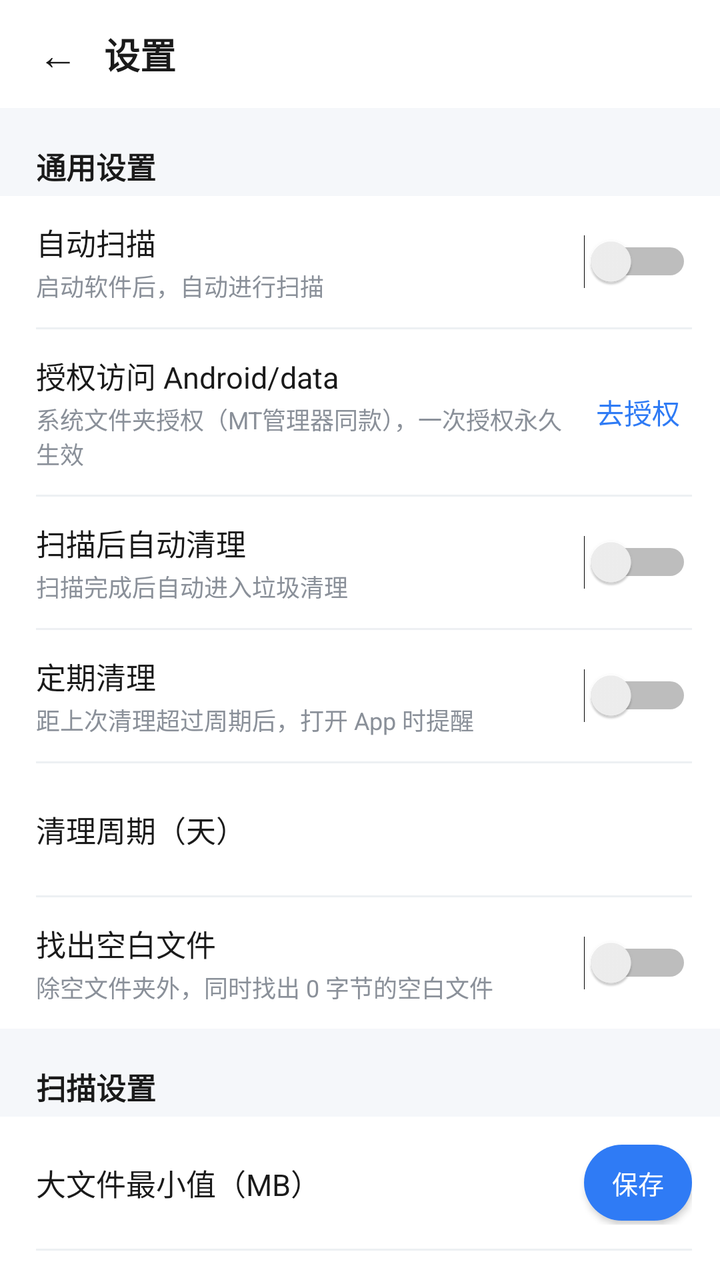
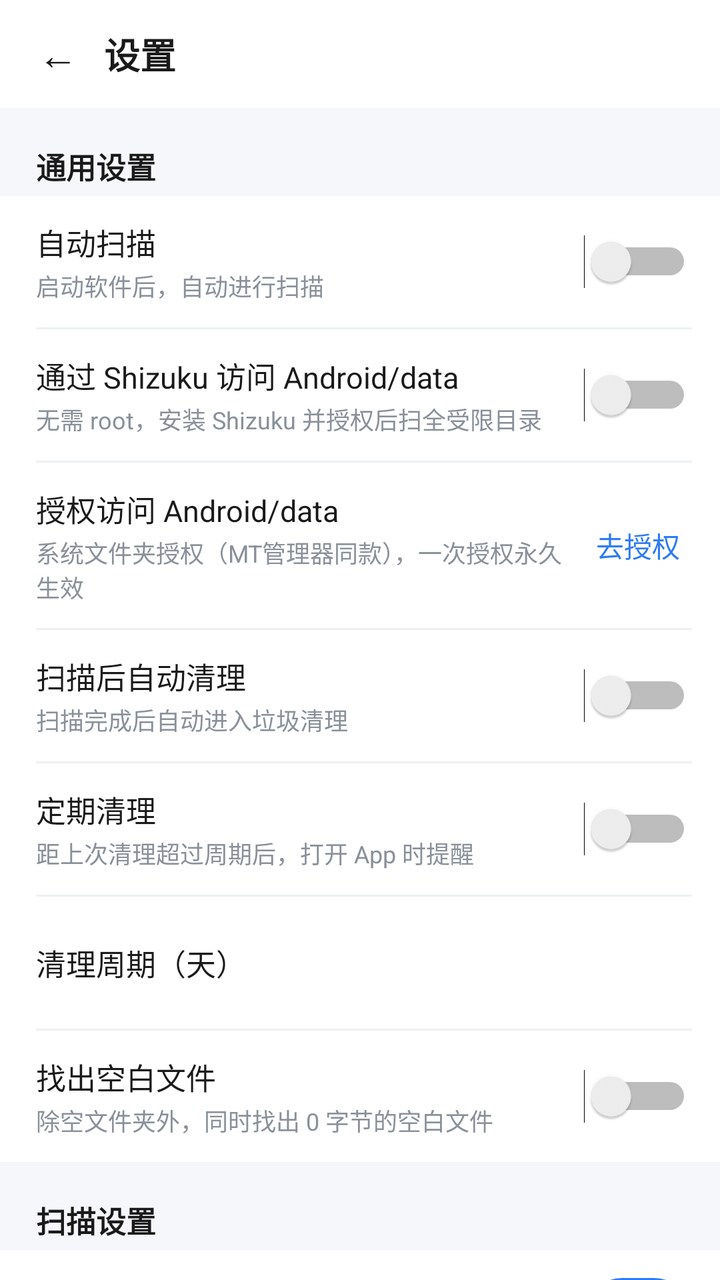

The first picture is an Android layout as it rendered before a commit; the second is the same layout after the commit. The layout source and the unified diff follow.
<!-- AndroidManifest.xml: application theme Theme.Clean -->
<!-- res/layout/activity_settings.xml -->
<?xml version="1.0" encoding="utf-8"?>
<LinearLayout xmlns:android="http://schemas.android.com/apk/res/android"
    android:layout_width="match_parent"
    android:layout_height="match_parent"
    android:orientation="vertical"
    android:fitsSystemWindows="true"
    android:background="@color/bg">

    
    <LinearLayout
        android:layout_width="match_parent"
        android:layout_height="54dp"
        android:orientation="horizontal"
        android:gravity="center_vertical"
        android:background="@color/card"
        android:paddingStart="6dp"
        android:paddingEnd="12dp">

        <TextView
            android:id="@+id/btnBack"
            android:layout_width="46dp"
            android:layout_height="46dp"
            android:gravity="center"
            android:text="←"
            android:textSize="20sp"
            android:textColor="@color/text_main" />

        <TextView
            android:layout_width="wrap_content"
            android:layout_height="wrap_content"
            android:text="设置"
            style="@style/TextTitle" />
    </LinearLayout>

    <ScrollView
        android:layout_width="match_parent"
        android:layout_height="match_parent"
        android:scrollbars="none">

        <LinearLayout
            android:layout_width="match_parent"
            android:layout_height="wrap_content"
            android:orientation="vertical"
            android:paddingBottom="32dp">

            
            <TextView
                android:layout_width="wrap_content"
                android:layout_height="wrap_content"
                android:layout_marginStart="18dp"
                android:layout_marginTop="18dp"
                android:layout_marginBottom="4dp"
                android:text="通用设置"
                style="@style/TextSection" />

            <LinearLayout
                android:layout_width="match_parent"
                android:layout_height="wrap_content"
                android:orientation="vertical"
                android:background="@color/card"
                android:paddingStart="18dp"
                android:paddingEnd="14dp">

                <LinearLayout
                    android:layout_width="match_parent"
                    android:layout_height="wrap_content"
                    android:orientation="horizontal"
                    android:gravity="center_vertical"
                    android:paddingTop="12dp"
                    android:paddingBottom="12dp">

                    <LinearLayout
                        android:layout_width="0dp"
                        android:layout_height="wrap_content"
                        android:layout_weight="1"
                        android:orientation="vertical">

                        <TextView
                            android:layout_width="wrap_content"
                            android:layout_height="wrap_content"
                            android:text="自动扫描"
                            android:textSize="15sp"
                            android:textColor="@color/text_main" />

                        <TextView
                            android:layout_width="wrap_content"
                            android:layout_height="wrap_content"
                            android:layout_marginTop="2dp"
                            android:text="启动软件后，自动进行扫描"
                            android:textSize="12sp"
                            android:textColor="@color/text_secondary" />
                    </LinearLayout>

                    <Switch
                        android:id="@+id/swAutoScan"
                        android:layout_width="wrap_content"
                        android:layout_height="wrap_content" />
                </LinearLayout>

                <View
                    android:layout_width="match_parent"
                    android:layout_height="1dp"
                    android:background="@color/divider" />

                <LinearLayout
                    android:layout_width="match_parent"
                    android:layout_height="wrap_content"
                    android:orientation="horizontal"
                    android:gravity="center_vertical"
                    android:paddingTop="12dp"
                    android:paddingBottom="12dp">

                    <LinearLayout
                        android:layout_width="0dp"
                        android:layout_height="wrap_content"
                        android:layout_weight="1"
                        android:orientation="vertical">

                        <TextView
                            android:layout_width="wrap_content"
                            android:layout_height="wrap_content"
                            android:text="授权访问 Android/data"
                            android:textSize="15sp"
                            android:textColor="@color/text_main" />

                        <TextView
                            android:layout_width="wrap_content"
                            android:layout_height="wrap_content"
                            android:layout_marginTop="2dp"
                            android:text="系统文件夹授权（MT管理器同款），一次授权永久生效"
                            android:textSize="12sp"
                            android:textColor="@color/text_secondary" />
                    </LinearLayout>

                    <TextView
                        android:id="@+id/btnSafAuthorize"
                        android:layout_width="wrap_content"
                        android:layout_height="wrap_content"
                        android:padding="6dp"
                        android:text="去授权"
                        android:textSize="14sp"
                        android:textColor="@color/primary" />
                </LinearLayout>

                <View
                    android:layout_width="match_parent"
                    android:layout_height="1dp"
                    android:background="@color/divider" />

                <LinearLayout
                    android:layout_width="match_parent"
                    android:layout_height="wrap_content"
                    android:orientation="horizontal"
                    android:gravity="center_vertical"
                    android:paddingTop="12dp"
                    android:paddingBottom="12dp">

                    <LinearLayout
                        android:layout_width="0dp"
                        android:layout_height="wrap_content"
                        android:layout_weight="1"
                        android:orientation="vertical">

                        <TextView
                            android:layout_width="wrap_content"
                            android:layout_height="wrap_content"
                            android:text="扫描后自动清理"
                            android:textSize="15sp"
                            android:textColor="@color/text_main" />

                        <TextView
                            android:layout_width="wrap_content"
                            android:layout_height="wrap_content"
                            android:layout_marginTop="2dp"
                            android:text="扫描完成后自动进入垃圾清理"
                            android:textSize="12sp"
                            android:textColor="@color/text_secondary" />
                    </LinearLayout>

                    <Switch
                        android:id="@+id/swAutoClean"
                        android:layout_width="wrap_content"
                        android:layout_height="wrap_content" />
                </LinearLayout>

                <View
                    android:layout_width="match_parent"
                    android:layout_height="1dp"
                    android:background="@color/divider" />

                <LinearLayout
                    android:layout_width="match_parent"
                    android:layout_height="wrap_content"
                    android:orientation="horizontal"
                    android:gravity="center_vertical"
                    android:paddingTop="12dp"
                    android:paddingBottom="12dp">

                    <LinearLayout
                        android:layout_width="0dp"
                        android:layout_height="wrap_content"
                        android:layout_weight="1"
                        android:orientation="vertical">

                        <TextView
                            android:layout_width="wrap_content"
                            android:layout_height="wrap_content"
                            android:text="定期清理"
                            android:textSize="15sp"
                            android:textColor="@color/text_main" />

                        <TextView
                            android:layout_width="wrap_content"
                            android:layout_height="wrap_content"
                            android:layout_marginTop="2dp"
                            android:text="距上次清理超过周期后，打开 App 时提醒"
                            android:textSize="12sp"
                            android:textColor="@color/text_secondary" />
                    </LinearLayout>

                    <Switch
                        android:id="@+id/swPeriodic"
                        android:layout_width="wrap_content"
                        android:layout_height="wrap_content" />
                </LinearLayout>

                <View
                    android:layout_width="match_parent"
                    android:layout_height="1dp"
                    android:background="@color/divider" />

                <LinearLayout
                    android:layout_width="match_parent"
                    android:layout_height="wrap_content"
                    android:orientation="horizontal"
                    android:gravity="center_vertical"
                    android:paddingTop="12dp"
                    android:paddingBottom="12dp">

                    <TextView
                        android:layout_width="0dp"
                        android:layout_height="wrap_content"
                        android:layout_weight="1"
                        android:text="清理周期（天）"
                        android:textSize="15sp"
                        android:textColor="@color/text_main" />

                    <EditText
                        android:id="@+id/etPeriodicDays"
                        android:layout_width="88dp"
                        android:layout_height="42dp"
                        android:inputType="number"
                        android:gravity="center"
                        android:background="@drawable/bg_edit"
                        android:textSize="15sp"
                        android:textColor="@color/text_main" />
                </LinearLayout>

                <View
                    android:layout_width="match_parent"
                    android:layout_height="1dp"
                    android:background="@color/divider" />

                <LinearLayout
                    android:layout_width="match_parent"
                    android:layout_height="wrap_content"
                    android:orientation="horizontal"
                    android:gravity="center_vertical"
                    android:paddingTop="12dp"
                    android:paddingBottom="12dp">

                    <LinearLayout
                        android:layout_width="0dp"
                        android:layout_height="wrap_content"
                        android:layout_weight="1"
                        android:orientation="vertical">

                        <TextView
                            android:layout_width="wrap_content"
                            android:layout_height="wrap_content"
                            android:text="找出空白文件"
                            android:textSize="15sp"
                            android:textColor="@color/text_main" />

                        <TextView
                            android:layout_width="wrap_content"
                            android:layout_height="wrap_content"
                            android:layout_marginTop="2dp"
                            android:text="除空文件夹外，同时找出 0 字节的空白文件"
                            android:textSize="12sp"
                            android:textColor="@color/text_secondary" />
                    </LinearLayout>

                    <Switch
                        android:id="@+id/swEmptyFiles"
                        android:layout_width="wrap_content"
                        android:layout_height="wrap_content" />
                </LinearLayout>
            </LinearLayout>

            
            <TextView
                android:layout_width="wrap_content"
                android:layout_height="wrap_content"
                android:layout_marginStart="18dp"
                android:layout_marginTop="18dp"
                android:layout_marginBottom="4dp"
                android:text="扫描设置"
                style="@style/TextSection" />

            <LinearLayout
                android:layout_width="match_parent"
                android:layout_height="wrap_content"
                android:orientation="vertical"
                android:background="@color/card"
                android:paddingStart="18dp"
                android:paddingEnd="14dp">

                <LinearLayout
                    android:layout_width="match_parent"
                    android:layout_height="wrap_content"
                    android:orientation="horizontal"
                    android:gravity="center_vertical"
                    android:paddingTop="12dp"
                    android:paddingBottom="12dp">

                    <TextView
                        android:layout_width="0dp"
                        android:layout_height="wrap_content"
                        android:layout_weight="1"
                        android:text="大文件最小值（MB）"
                        android:textSize="15sp"
                        android:textColor="@color/text_main" />

                    <EditText
                        android:id="@+id/etLargeMin"
                        android:layout_width="88dp"
                        android:layout_height="42dp"
                        android:inputType="number"
                        android:gravity="center"
                        android:background="@drawable/bg_edit"
                        android:textSize="15sp"
                        android:textColor="@color/text_main" />

                    <Button
                        android:id="@+id/btnSaveLarge"
                        android:layout_width="wrap_content"
                        android:layout_height="38dp"
                        android:layout_marginStart="10dp"
                        android:background="@drawable/bg_primary_btn"
                        android:text="保存"
                        android:textSize="13sp"
                        android:textColor="@color/white"
                        android:minWidth="0dp"
                        android:paddingStart="14dp"
                        android:paddingEnd="14dp" />
                </LinearLayout>

                <View
                    android:layout_width="match_parent"
                    android:layout_height="1dp"
                    android:background="@color/divider" />

                <LinearLayout
                    android:layout_width="match_parent"
                    android:layout_height="wrap_content"
                    android:orientation="vertical"
                    android:paddingTop="12dp"
                    android:paddingBottom="6dp">

                    <TextView
                        android:layout_width="wrap_content"
                        android:layout_height="wrap_content"
                        android:text="排除扫描文件夹"
                        android:textSize="15sp"
                        android:textColor="@color/text_main" />

                    <TextView
                        android:layout_width="wrap_content"
                        android:layout_height="wrap_content"
                        android:layout_marginTop="2dp"
                        android:text="首页扫描时跳过这些路径，多个用逗号分隔（相对存储根目录，如：DCIM,Download/test）"
                        android:textSize="12sp"
                        android:textColor="@color/text_secondary" />

                    <EditText
                        android:id="@+id/etExclude"
                        android:layout_width="match_parent"
                        android:layout_height="wrap_content"
                        android:layout_marginTop="6dp"
                        android:layout_marginBottom="10dp"
                        android:minHeight="40dp"
                        android:inputType="text"
                        android:background="@drawable/bg_edit"
                        android:padding="10dp"
                        android:textSize="13sp"
                        android:textColor="@color/text_main"
                        android:hint="例：DCIM,Pictures/Download" />
                </LinearLayout>
            </LinearLayout>

            
            <TextView
                android:layout_width="wrap_content"
                android:layout_height="wrap_content"
                android:layout_marginStart="18dp"
                android:layout_marginTop="18dp"
                android:layout_marginBottom="4dp"
                android:text="显示设置"
                style="@style/TextSection" />

            <LinearLayout
                android:layout_width="match_parent"
                android:layout_height="wrap_content"
                android:orientation="vertical"
                android:background="@color/card"
                android:paddingStart="18dp"
                android:paddingEnd="14dp">

                <LinearLayout
                    android:layout_width="match_parent"
                    android:layout_height="wrap_content"
                    android:orientation="horizontal"
                    android:gravity="center_vertical"
                    android:paddingTop="12dp"
                    android:paddingBottom="12dp">

                    <TextView
                        android:layout_width="0dp"
                        android:layout_height="wrap_content"
                        android:layout_weight="1"
                        android:text="深色模式-跟随系统"
                        android:textSize="15sp"
                        android:textColor="@color/text_main" />

                    <Switch
                        android:id="@+id/swDarkFollow"
                        android:layout_width="wrap_content"
                        android:layout_height="wrap_content" />
                </LinearLayout>

                <View
                    android:layout_width="match_parent"
                    android:layout_height="1dp"
                    android:background="@color/divider" />

                <LinearLayout
                    android:layout_width="match_parent"
                    android:layout_height="wrap_content"
                    android:orientation="horizontal"
                    android:gravity="center_vertical"
                    android:paddingTop="12dp"
                    android:paddingBottom="12dp">

                    <LinearLayout
                        android:layout_width="0dp"
                        android:layout_height="wrap_content"
                        android:layout_weight="1"
                        android:orientation="vertical">

                        <TextView
                            android:layout_width="wrap_content"
                            android:layout_height="wrap_content"
                            android:text="屏幕常亮显示"
                            android:textSize="15sp"
                            android:textColor="@color/text_main" />

                        <TextView
                            android:layout_width="wrap_content"
                            android:layout_height="wrap_content"
                            android:layout_marginTop="2dp"
                            android:text="扫描/清理时保持屏幕常亮，避免熄屏变慢"
                            android:textSize="12sp"
                            android:textColor="@color/text_secondary" />
                    </LinearLayout>

                    <Switch
                        android:id="@+id/swKeepScreen"
                        android:layout_width="wrap_content"
                        android:layout_height="wrap_content" />
                </LinearLayout>

                <View
                    android:layout_width="match_parent"
                    android:layout_height="1dp"
                    android:background="@color/divider" />

                <LinearLayout
                    android:layout_width="match_parent"
                    android:layout_height="wrap_content"
                    android:orientation="horizontal"
                    android:gravity="center_vertical"
                    android:paddingTop="12dp"
                    android:paddingBottom="12dp">

                    <TextView
                        android:layout_width="0dp"
                        android:layout_height="wrap_content"
                        android:layout_weight="1"
                        android:text="首页显示累计清理记录"
                        android:textSize="15sp"
                        android:textColor="@color/text_main" />

                    <Switch
                        android:id="@+id/swShowCleaned"
                        android:layout_width="wrap_content"
                        android:layout_height="wrap_content" />
                </LinearLayout>
            </LinearLayout>

            
            <TextView
                android:layout_width="wrap_content"
                android:layout_height="wrap_content"
                android:layout_marginStart="18dp"
                android:layout_marginTop="18dp"
                android:layout_marginBottom="4dp"
                android:text="关于"
                style="@style/TextSection" />

            <LinearLayout
                android:layout_width="match_parent"
                android:layout_height="wrap_content"
                android:orientation="vertical"
                android:background="@color/card"
                android:paddingStart="18dp"
                android:paddingEnd="14dp">

                <LinearLayout
                    android:layout_width="match_parent"
                    android:layout_height="wrap_content"
                    android:orientation="horizontal"
                    android:gravity="center_vertical"
                    android:paddingTop="12dp"
                    android:paddingBottom="12dp">

                    <TextView
                        android:layout_width="0dp"
                        android:layout_height="wrap_content"
                        android:layout_weight="1"
                        android:text="版本"
                        android:textSize="15sp"
                        android:textColor="@color/text_main" />

                    <TextView
                        android:id="@+id/tvVersion"
                        android:layout_width="wrap_content"
                        android:layout_height="wrap_content"
                        android:text="1.3.0"
                        android:textSize="14sp"
                        android:textColor="@color/text_secondary" />
                </LinearLayout>
            </LinearLayout>
        </LinearLayout>
    </ScrollView>
</LinearLayout>
<!-- resources referenced by this layout -->
<resources>
  <color name="bg">#F5F7FA</color>
  <color name="card">#FFFFFF</color>
  <color name="divider">#EDF0F3</color>
  <color name="primary">#2F7BF5</color>
  <color name="text_main">#1A1A1A</color>
  <color name="text_secondary">#8A9099</color>
  <color name="white">#FFFFFF</color>
  <!-- drawable bg_edit (drawable) -->
  <?xml version="1.0" encoding="utf-8"?>
  <shape xmlns:android="http://schemas.android.com/apk/res/android" android:shape="rectangle">
      <solid android:color="@color/card" />
      <corners android:radius="8dp" />
  </shape>
  <!-- drawable bg_primary_btn (drawable) -->
  <?xml version="1.0" encoding="utf-8"?>
  <shape xmlns:android="http://schemas.android.com/apk/res/android" android:shape="rectangle">
      <solid android:color="@color/primary" />
      <corners android:radius="22dp" />
  </shape>
  <style name="TextSection" parent="">
          <item name="android:textSize">15sp</item>
          <item name="android:textColor">@color/text_main</item>
          <item name="android:textStyle">bold</item>
      </style>
  <style name="TextTitle" parent="">
          <item name="android:textSize">18sp</item>
          <item name="android:textColor">@color/text_main</item>
          <item name="android:textStyle">bold</item>
      </style>
  <style name="Theme.Clean" parent="Theme.Material3.Light.NoActionBar">
          <item name="colorPrimary">@color/primary</item>
          <item name="colorOnPrimary">@color/white</item>
          <item name="colorPrimaryContainer">@color/primary_light</item>
          <item name="colorOnPrimaryContainer">@color/primary_dark</item>
          <item name="colorSecondary">@color/accent</item>
          <item name="android:colorBackground">@color/bg</item>
          <item name="colorSurface">@color/card</item>
          <item name="android:statusBarColor">@android:color/transparent</item>
          <item name="android:windowLightStatusBar">false</item>
          <item name="android:navigationBarColor">@color/bg</item>
      </style>
  <color name="primary_light">#E8F1FE</color>
  <color name="primary_dark">#1E5FEF</color>
  <color name="accent">#35A0FF</color>
</resources>

<!-- the commit's change to res/layout/activity_settings.xml (unified diff, before → after) -->
@@ -119,6 +119,47 @@
                         <TextView
                             android:layout_width="wrap_content"
                             android:layout_height="wrap_content"
+                            android:text="通过 Shizuku 访问 Android/data"
+                            android:textSize="15sp"
+                            android:textColor="@color/text_main" />
+
+                        <TextView
+                            android:layout_width="wrap_content"
+                            android:layout_height="wrap_content"
+                            android:layout_marginTop="2dp"
+                            android:text="无需 root，安装 Shizuku 并授权后扫全受限目录"
+                            android:textSize="12sp"
+                            android:textColor="@color/text_secondary" />
+                    </LinearLayout>
+
+                    <Switch
+                        android:id="@+id/swShizuku"
+                        android:layout_width="wrap_content"
+                        android:layout_height="wrap_content" />
+                </LinearLayout>
+
+                <View
+                    android:layout_width="match_parent"
+                    android:layout_height="1dp"
+                    android:background="@color/divider" />
+
+                <LinearLayout
+                    android:layout_width="match_parent"
+                    android:layout_height="wrap_content"
+                    android:orientation="horizontal"
+                    android:gravity="center_vertical"
+                    android:paddingTop="12dp"
+                    android:paddingBottom="12dp">
+
+                    <LinearLayout
+                        android:layout_width="0dp"
+                        android:layout_height="wrap_content"
+                        android:layout_weight="1"
+                        android:orientation="vertical">
+
+                        <TextView
+                            android:layout_width="wrap_content"
+                            android:layout_height="wrap_content"
                             android:text="授权访问 Android/data"
                             android:textSize="15sp"
                             android:textColor="@color/text_main" />
